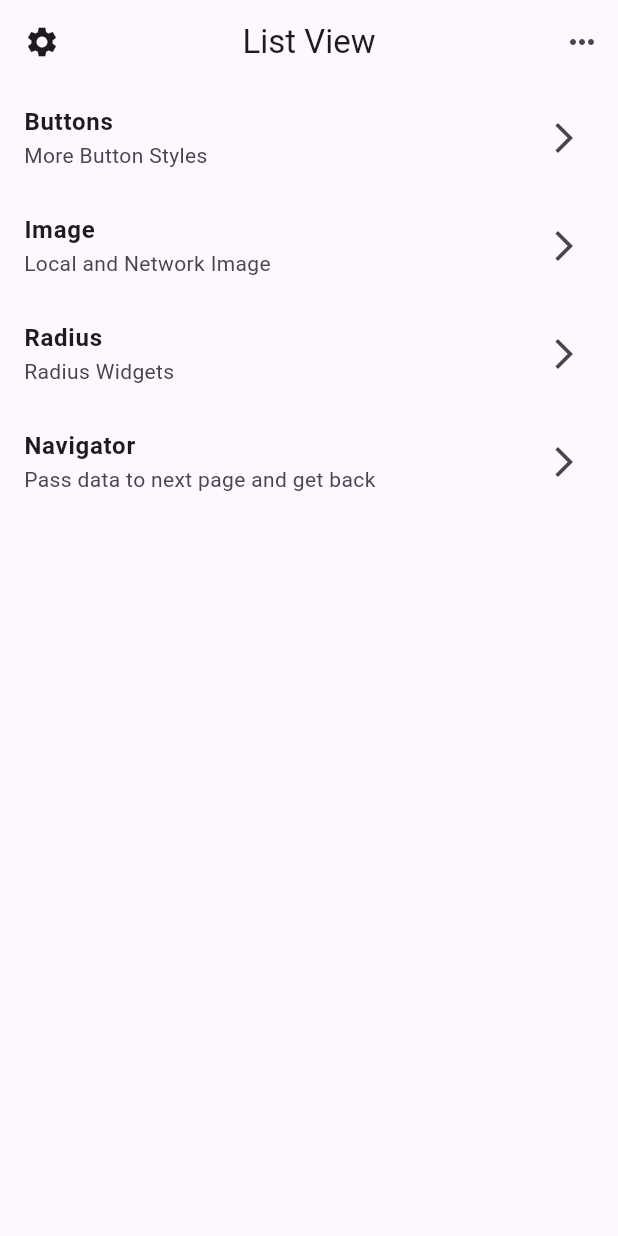
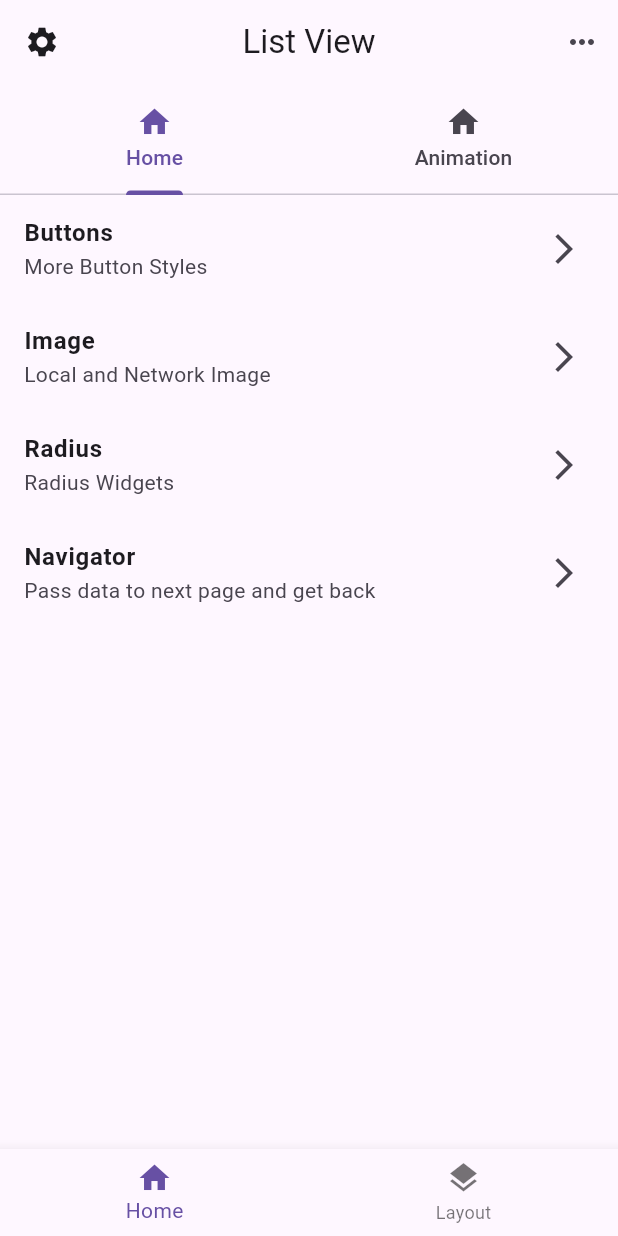
Before and after one commit to EzDream/flutter_example, a Flutter app: the screen it shows after launch, on a phone screen of 412 x 824 dp. Run offline on Flutter 3.47's test engine with Material 3 defaults, Android fonts, the phone set to English and light mode, and no system bars.

Commit message:
feats: add bottomNavigationBar

```diff
--- a/lib/main.dart
+++ b/lib/main.dart
@@ -35,11 +35,40 @@ class Home extends StatefulWidget {
 }
 
 class _HomeState extends State<Home> {
+  int _selectedIndex = 0;
+
   @override
   Widget build(BuildContext context) {
     final colorScheme = Theme.of(context).colorScheme;
-    return Scaffold(
+    return DefaultTabController(
+      length: 2,
+      child: Scaffold(
+        bottomNavigationBar: BottomNavigationBar(
+          onTap: (selected) {
+            setState(() {
+              _selectedIndex = selected;
+            });
+          },
+          currentIndex: _selectedIndex,
+          selectedItemColor: Theme.of(context).colorScheme.primary,
+          items: [
+            BottomNavigationBarItem(icon: Icon(Icons.home), label: 'Home'),
+            BottomNavigationBarItem(icon: Icon(Icons.layers), label: 'Layout')
+          ],
+        ),
         appBar: AppBar(
+          bottom: TabBar(
+            tabs: [
+              Tab(
+                icon: Icon(Icons.home),
+                text: 'Home',
+              ),
+              Tab(
+                icon: Icon(Icons.home),
+                text: 'Animation',
+              )
+            ],
+          ),
           backgroundColor: colorScheme.background,
           centerTitle: true,
           leading: IconButton(onPressed: () => {}, icon: Icon(Icons.settings)),
@@ -101,6 +130,7 @@ class _HomeState extends State<Home> {
               },
             )
           ],
+        ),
       ),
     );
   }
```
Lines whose indentation alone changed are shown as unchanged.
